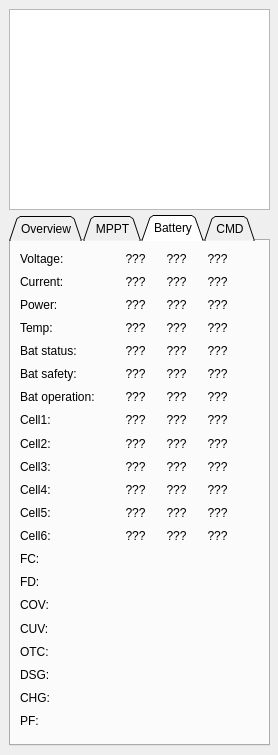
ethz-asl/qgc_asl, file src/ui/EnergyBudget.ui: the form before one commit.
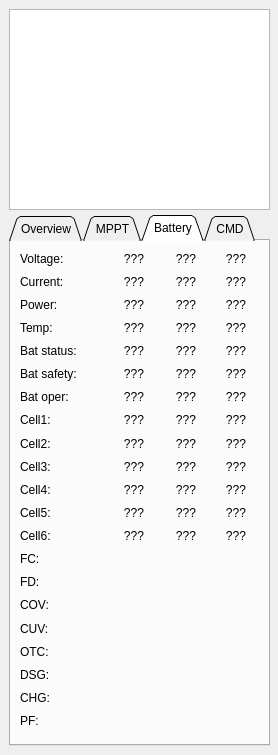
The form after the commit. Custom widgets are drawn as their Qt base class.

Commit message: update bat_mon interface

What changed in the file:
```diff
--- a/src/ui/EnergyBudget.ui
+++ b/src/ui/EnergyBudget.ui
@@ -627,9 +627,9 @@
     <widget class="QLabel" name="bat1VLabel">
      <property name="geometry">
       <rect>
-       <x>115</x>
+       <x>98</x>
        <y>9</y>
-       <width>19</width>
+       <width>50</width>
        <height>17</height>
       </rect>
      </property>
@@ -643,9 +643,9 @@
     <widget class="QLabel" name="bat2VLabel">
      <property name="geometry">
       <rect>
-       <x>156</x>
+       <x>150</x>
        <y>9</y>
-       <width>19</width>
+       <width>50</width>
        <height>17</height>
       </rect>
      </property>
@@ -659,9 +659,9 @@
     <widget class="QLabel" name="bat3VLabel">
      <property name="geometry">
       <rect>
-       <x>197</x>
+       <x>200</x>
        <y>9</y>
-       <width>19</width>
+       <width>50</width>
        <height>17</height>
       </rect>
      </property>
@@ -688,9 +688,9 @@
     <widget class="QLabel" name="bat1ALabel">
      <property name="geometry">
       <rect>
-       <x>115</x>
+       <x>98</x>
        <y>32</y>
-       <width>19</width>
+       <width>50</width>
        <height>17</height>
       </rect>
      </property>
@@ -704,9 +704,9 @@
     <widget class="QLabel" name="bat2ALabel">
      <property name="geometry">
       <rect>
-       <x>156</x>
+       <x>150</x>
        <y>32</y>
-       <width>19</width>
+       <width>50</width>
        <height>17</height>
       </rect>
      </property>
@@ -720,9 +720,9 @@
     <widget class="QLabel" name="bat3ALabel">
      <property name="geometry">
       <rect>
-       <x>197</x>
+       <x>200</x>
        <y>32</y>
-       <width>19</width>
+       <width>50</width>
        <height>17</height>
       </rect>
      </property>
@@ -749,9 +749,9 @@
     <widget class="QLabel" name="bat1PowerLabel">
      <property name="geometry">
       <rect>
-       <x>115</x>
+       <x>98</x>
        <y>55</y>
-       <width>19</width>
+       <width>50</width>
        <height>17</height>
       </rect>
      </property>
@@ -765,9 +765,9 @@
     <widget class="QLabel" name="bat2PowerLabel">
      <property name="geometry">
       <rect>
-       <x>156</x>
+       <x>150</x>
        <y>55</y>
-       <width>19</width>
+       <width>50</width>
        <height>17</height>
       </rect>
      </property>
@@ -781,9 +781,9 @@
     <widget class="QLabel" name="bat3PowerLabel">
      <property name="geometry">
       <rect>
-       <x>197</x>
+       <x>200</x>
        <y>55</y>
-       <width>19</width>
+       <width>50</width>
        <height>17</height>
       </rect>
      </property>
@@ -810,9 +810,9 @@
     <widget class="QLabel" name="bat1TempLabel">
      <property name="geometry">
       <rect>
-       <x>115</x>
+       <x>98</x>
        <y>78</y>
-       <width>19</width>
+       <width>50</width>
        <height>17</height>
       </rect>
      </property>
@@ -826,9 +826,9 @@
     <widget class="QLabel" name="bat2TempLabel">
      <property name="geometry">
       <rect>
-       <x>156</x>
+       <x>150</x>
        <y>78</y>
-       <width>19</width>
+       <width>50</width>
        <height>17</height>
       </rect>
      </property>
@@ -842,9 +842,9 @@
     <widget class="QLabel" name="bat3TempLabel">
      <property name="geometry">
       <rect>
-       <x>197</x>
+       <x>200</x>
        <y>78</y>
-       <width>19</width>
+       <width>50</width>
        <height>17</height>
       </rect>
      </property>
@@ -871,9 +871,9 @@
     <widget class="QLabel" name="bat1StatLabel">
      <property name="geometry">
       <rect>
-       <x>115</x>
+       <x>98</x>
        <y>101</y>
-       <width>19</width>
+       <width>50</width>
        <height>17</height>
       </rect>
      </property>
@@ -887,9 +887,9 @@
     <widget class="QLabel" name="bat2StatLabel">
      <property name="geometry">
       <rect>
-       <x>156</x>
+       <x>150</x>
        <y>101</y>
-       <width>19</width>
+       <width>50</width>
        <height>17</height>
       </rect>
      </property>
@@ -903,9 +903,9 @@
     <widget class="QLabel" name="bat3StatLabel">
      <property name="geometry">
       <rect>
-       <x>197</x>
+       <x>200</x>
        <y>101</y>
-       <width>19</width>
+       <width>50</width>
        <height>17</height>
       </rect>
      </property>
@@ -932,9 +932,9 @@
     <widget class="QLabel" name="bat1SafetyLabel">
      <property name="geometry">
       <rect>
-       <x>115</x>
+       <x>98</x>
        <y>124</y>
-       <width>19</width>
+       <width>50</width>
        <height>17</height>
       </rect>
      </property>
@@ -948,9 +948,9 @@
     <widget class="QLabel" name="bat2SafetyLabel">
      <property name="geometry">
       <rect>
-       <x>156</x>
+       <x>150</x>
        <y>124</y>
-       <width>19</width>
+       <width>50</width>
        <height>17</height>
       </rect>
      </property>
@@ -964,9 +964,9 @@
     <widget class="QLabel" name="bat3SafetyLabel">
      <property name="geometry">
       <rect>
-       <x>197</x>
+       <x>200</x>
        <y>124</y>
-       <width>19</width>
+       <width>50</width>
        <height>17</height>
       </rect>
      </property>
@@ -993,9 +993,9 @@
     <widget class="QLabel" name="bat1Cell1Label">
      <property name="geometry">
       <rect>
-       <x>115</x>
+       <x>98</x>
        <y>170</y>
-       <width>19</width>
+       <width>50</width>
        <height>17</height>
       </rect>
      </property>
@@ -1009,9 +1009,9 @@
     <widget class="QLabel" name="bat2Cell1Label">
      <property name="geometry">
       <rect>
-       <x>156</x>
+       <x>150</x>
        <y>170</y>
-       <width>19</width>
+       <width>50</width>
        <height>17</height>
       </rect>
      </property>
@@ -1025,9 +1025,9 @@
     <widget class="QLabel" name="bat3Cell1Label">
      <property name="geometry">
       <rect>
-       <x>197</x>
+       <x>200</x>
        <y>170</y>
-       <width>19</width>
+       <width>50</width>
        <height>17</height>
       </rect>
      </property>
@@ -1054,9 +1054,9 @@
     <widget class="QLabel" name="bat1Cell2Label">
      <property name="geometry">
       <rect>
-       <x>115</x>
+       <x>98</x>
        <y>194</y>
-       <width>19</width>
+       <width>50</width>
        <height>17</height>
       </rect>
      </property>
@@ -1070,9 +1070,9 @@
     <widget class="QLabel" name="bat2Cell2Label">
      <property name="geometry">
       <rect>
-       <x>156</x>
+       <x>150</x>
        <y>194</y>
-       <width>19</width>
+       <width>50</width>
        <height>17</height>
       </rect>
      </property>
@@ -1086,9 +1086,9 @@
     <widget class="QLabel" name="bat3Cell2Label">
      <property name="geometry">
       <rect>
-       <x>197</x>
+       <x>200</x>
        <y>194</y>
-       <width>19</width>
+       <width>50</width>
        <height>17</height>
       </rect>
      </property>
@@ -1115,9 +1115,9 @@
     <widget class="QLabel" name="bat1Cell3Label">
      <property name="geometry">
       <rect>
-       <x>115</x>
+       <x>98</x>
        <y>217</y>
-       <width>19</width>
+       <width>50</width>
        <height>17</height>
       </rect>
      </property>
@@ -1131,9 +1131,9 @@
     <widget class="QLabel" name="bat2Cell3Label">
      <property name="geometry">
       <rect>
-       <x>156</x>
+       <x>150</x>
        <y>217</y>
-       <width>19</width>
+       <width>50</width>
        <height>17</height>
       </rect>
      </property>
@@ -1147,9 +1147,9 @@
     <widget class="QLabel" name="bat3Cell3Label">
      <property name="geometry">
       <rect>
-       <x>197</x>
+       <x>200</x>
        <y>217</y>
-       <width>19</width>
+       <width>50</width>
        <height>17</height>
       </rect>
      </property>
@@ -1176,9 +1176,9 @@
     <widget class="QLabel" name="bat1Cell4Label">
      <property name="geometry">
       <rect>
-       <x>115</x>
+       <x>98</x>
        <y>240</y>
-       <width>19</width>
+       <width>50</width>
        <height>17</height>
       </rect>
      </property>
@@ -1192,9 +1192,9 @@
     <widget class="QLabel" name="bat2Cell4Label">
      <property name="geometry">
       <rect>
-       <x>156</x>
+       <x>150</x>
        <y>240</y>
-       <width>19</width>
+       <width>50</width>
        <height>17</height>
       </rect>
      </property>
@@ -1208,9 +1208,9 @@
     <widget class="QLabel" name="bat3Cell4Label">
      <property name="geometry">
       <rect>
-       <x>197</x>
+       <x>200</x>
        <y>240</y>
-       <width>19</width>
+       <width>50</width>
        <height>17</height>
       </rect>
      </property>
@@ -1237,9 +1237,9 @@
     <widget class="QLabel" name="bat1Cell5Label">
      <property name="geometry">
       <rect>
-       <x>115</x>
+       <x>98</x>
        <y>263</y>
-       <width>19</width>
+       <width>50</width>
        <height>17</height>
       </rect>
      </property>
@@ -1253,9 +1253,9 @@
     <widget class="QLabel" name="bat2Cell5Label">
      <property name="geometry">
       <rect>
-       <x>156</x>
+       <x>150</x>
        <y>263</y>
-       <width>19</width>
+       <width>50</width>
        <height>17</height>
       </rect>
      </property>
@@ -1269,9 +1269,9 @@
     <widget class="QLabel" name="bat3Cell5Label">
      <property name="geometry">
       <rect>
-       <x>197</x>
+       <x>200</x>
        <y>263</y>
-       <width>19</width>
+       <width>50</width>
        <height>17</height>
       </rect>
      </property>
@@ -1298,9 +1298,9 @@
     <widget class="QLabel" name="bat1Cell6Label">
      <property name="geometry">
       <rect>
-       <x>115</x>
+       <x>98</x>
        <y>286</y>
-       <width>19</width>
+       <width>50</width>
        <height>17</height>
       </rect>
      </property>
@@ -1314,9 +1314,9 @@
     <widget class="QLabel" name="bat2Cell6Label">
      <property name="geometry">
       <rect>
-       <x>156</x>
+       <x>150</x>
        <y>286</y>
-       <width>19</width>
+       <width>50</width>
        <height>17</height>
       </rect>
      </property>
@@ -1330,9 +1330,9 @@
     <widget class="QLabel" name="bat3Cell6Label">
      <property name="geometry">
       <rect>
-       <x>197</x>
+       <x>200</x>
        <y>286</y>
-       <width>19</width>
+       <width>50</width>
        <height>17</height>
       </rect>
      </property>
@@ -1473,7 +1473,7 @@
     <widget class="LED" name="bat2FDLed" native="true">
      <property name="geometry">
       <rect>
-       <x>155</x>
+       <x>165</x>
        <y>332</y>
        <width>21</width>
        <height>21</height>
@@ -1496,7 +1496,7 @@
     <widget class="LED" name="bat3FDLed" native="true">
      <property name="geometry">
       <rect>
-       <x>196</x>
+       <x>214</x>
        <y>332</y>
        <width>21</width>
        <height>21</height>
@@ -1519,7 +1519,7 @@
     <widget class="LED" name="bat3COVLed" native="true">
      <property name="geometry">
       <rect>
-       <x>196</x>
+       <x>214</x>
        <y>355</y>
        <width>21</width>
        <height>21</height>
@@ -1565,7 +1565,7 @@
     <widget class="LED" name="bat2COVLed" native="true">
      <property name="geometry">
       <rect>
-       <x>155</x>
+       <x>165</x>
        <y>355</y>
        <width>21</width>
        <height>21</height>
@@ -1588,7 +1588,7 @@
     <widget class="LED" name="bat2CUVLed" native="true">
      <property name="geometry">
       <rect>
-       <x>155</x>
+       <x>165</x>
        <y>379</y>
        <width>21</width>
        <height>21</height>
@@ -1611,7 +1611,7 @@
     <widget class="LED" name="bat3CUVLed" native="true">
      <property name="geometry">
       <rect>
-       <x>196</x>
+       <x>214</x>
        <y>379</y>
        <width>21</width>
        <height>21</height>
@@ -1657,7 +1657,7 @@
     <widget class="LED" name="bat3OTCLed" native="true">
      <property name="geometry">
       <rect>
-       <x>196</x>
+       <x>214</x>
        <y>402</y>
        <width>21</width>
        <height>21</height>
@@ -1680,7 +1680,7 @@
     <widget class="LED" name="bat2DSGLed" native="true">
      <property name="geometry">
       <rect>
-       <x>155</x>
+       <x>165</x>
        <y>425</y>
        <width>21</width>
        <height>21</height>
@@ -1703,7 +1703,7 @@
     <widget class="LED" name="bat3DSGLed" native="true">
      <property name="geometry">
       <rect>
-       <x>196</x>
+       <x>214</x>
        <y>425</y>
        <width>21</width>
        <height>21</height>
@@ -1772,7 +1772,7 @@
     <widget class="LED" name="bat3CHGLed" native="true">
      <property name="geometry">
       <rect>
-       <x>196</x>
+       <x>214</x>
        <y>448</y>
        <width>21</width>
        <height>21</height>
@@ -1818,7 +1818,7 @@
     <widget class="LED" name="bat2CHGLed" native="true">
      <property name="geometry">
       <rect>
-       <x>155</x>
+       <x>165</x>
        <y>448</y>
        <width>21</width>
        <height>21</height>
@@ -1841,7 +1841,7 @@
     <widget class="LED" name="bat2OTCLed" native="true">
      <property name="geometry">
       <rect>
-       <x>155</x>
+       <x>165</x>
        <y>402</y>
        <width>21</width>
        <height>21</height>
@@ -1887,7 +1887,7 @@
     <widget class="LED" name="bat3PFLed" native="true">
      <property name="geometry">
       <rect>
-       <x>196</x>
+       <x>214</x>
        <y>471</y>
        <width>21</width>
        <height>21</height>
@@ -1910,7 +1910,7 @@
     <widget class="LED" name="bat2PFLed" native="true">
      <property name="geometry">
       <rect>
-       <x>155</x>
+       <x>165</x>
        <y>471</y>
        <width>21</width>
        <height>21</height>
@@ -1933,7 +1933,7 @@
     <widget class="LED" name="bat3FCLed" native="true">
      <property name="geometry">
       <rect>
-       <x>196</x>
+       <x>214</x>
        <y>309</y>
        <width>21</width>
        <height>21</height>
@@ -1979,7 +1979,7 @@
     <widget class="LED" name="bat2FCLed" native="true">
      <property name="geometry">
       <rect>
-       <x>155</x>
+       <x>165</x>
        <y>309</y>
        <width>21</width>
        <height>21</height>
@@ -2002,9 +2002,9 @@
     <widget class="QLabel" name="bat2OperLabel">
      <property name="geometry">
       <rect>
-       <x>156</x>
+       <x>150</x>
        <y>147</y>
-       <width>19</width>
+       <width>50</width>
        <height>17</height>
       </rect>
      </property>
@@ -2020,20 +2020,20 @@
       <rect>
        <x>9</x>
        <y>147</y>
-       <width>101</width>
+       <width>71</width>
        <height>17</height>
       </rect>
      </property>
      <property name="text">
-      <string>Bat operation:</string>
+      <string>Bat oper:</string>
      </property>
     </widget>
     <widget class="QLabel" name="bat1OperLabel">
      <property name="geometry">
       <rect>
-       <x>115</x>
+       <x>98</x>
        <y>147</y>
-       <width>19</width>
+       <width>50</width>
        <height>17</height>
       </rect>
      </property>
@@ -2047,9 +2047,9 @@
     <widget class="QLabel" name="bat3HFLabel_2">
      <property name="geometry">
       <rect>
-       <x>197</x>
+       <x>200</x>
        <y>147</y>
-       <width>19</width>
+       <width>50</width>
        <height>17</height>
       </rect>
      </property>
```
